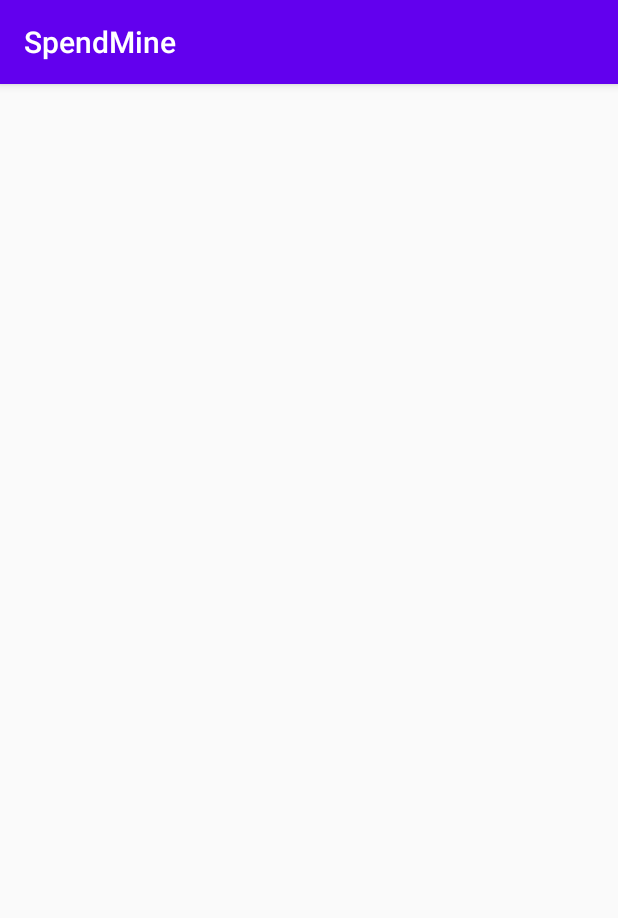
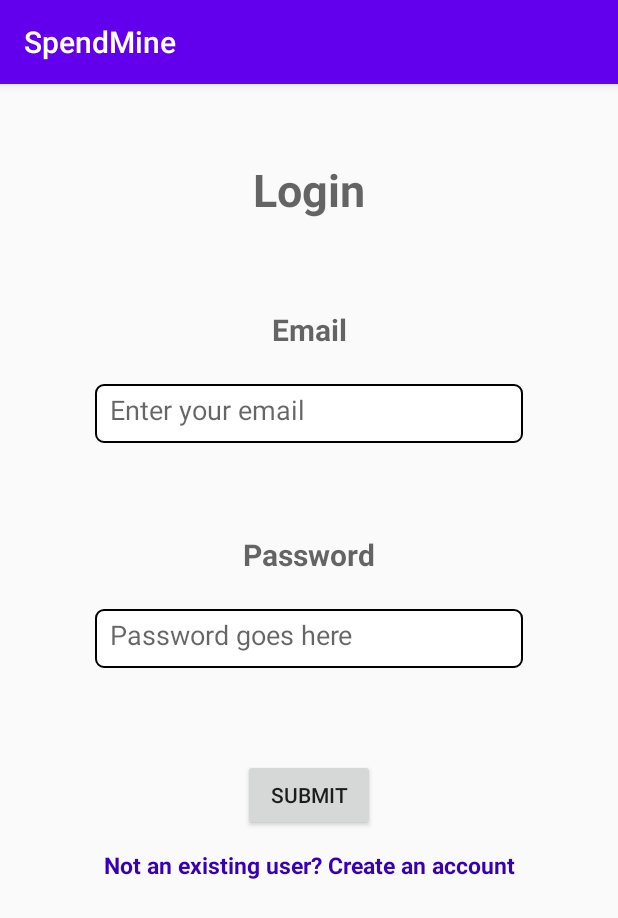
Before and after one commit to Manish-M2018/SpendMine, an Android app: the screen it shows after launch (Login), on a phone screen of 412 x 824 dp. Shown: the top 918 px of the screen. Run offline under Robolectric (Android 15) with nearby library versions, the phone set to English and light mode, and no system bars; our stand-ins replace Firebase (no records; nobody signed in at launch, a user with empty details on screens opened directly).

Commit message:
Add login

```diff
--- a/app/build.gradle
+++ b/app/build.gradle
@@ -1,4 +1,5 @@
 apply plugin: 'com.android.application'
+apply plugin: 'com.google.gms.google-services'
 
 android {
     compileSdkVersion 29
@@ -31,4 +32,10 @@ dependencies {
     testImplementation 'junit:junit:4.12'
     androidTestImplementation 'androidx.test.ext:junit:1.1.2'
     androidTestImplementation 'androidx.test.espresso:espresso-core:3.3.0'
+
+    implementation platform('com.google.firebase:firebase-bom:26.3.0')
+    implementation 'com.google.firebase:firebase-analytics'
+    implementation 'com.google.firebase:firebase-core:17.0.0'
+    implementation 'com.google.firebase:firebase-auth:18.1.0'
+    implementation 'com.google.firebase:firebase-firestore:20.2.0'
 }
--- a/app/src/main/AndroidManifest.xml
+++ b/app/src/main/AndroidManifest.xml
@@ -9,7 +9,8 @@
         android:roundIcon="@mipmap/ic_launcher_round"
         android:supportsRtl="true"
         android:theme="@style/AppTheme">
-        <activity android:name=".Login"></activity>
+        <activity android:name=".Signup"></activity>
+        <activity android:name=".Login" />
         <activity android:name=".MainActivity">
             <intent-filter>
                 <action android:name="android.intent.action.MAIN" />
--- a/app/src/main/java/com/example/spendmine/Login.java
+++ b/app/src/main/java/com/example/spendmine/Login.java
@@ -1,14 +1,98 @@
 package com.example.spendmine;
 
+import androidx.annotation.NonNull;
 import androidx.appcompat.app.AppCompatActivity;
 
+import android.content.Intent;
 import android.os.Bundle;
+import android.util.Log;
+import android.view.View;
+import android.widget.Button;
+import android.widget.EditText;
+import android.widget.TextView;
+import android.widget.Toast;
+
+import com.google.android.gms.tasks.OnCompleteListener;
+import com.google.android.gms.tasks.Task;
+import com.google.firebase.auth.AuthResult;
+import com.google.firebase.auth.FirebaseAuth;
+import com.google.firebase.auth.FirebaseUser;
 
 public class Login extends AppCompatActivity {
+    Button submit;
+    EditText et_email, et_pass;
+    String email,pass;
+    TextView signup;
+
+    private FirebaseAuth mAuth;
+
+    @Override
+    public void onStart() {
+        super.onStart();
+        // Check if user is signed in (non-null) and update UI accordingly.
+        FirebaseUser currentUser = mAuth.getCurrentUser();
+        if(currentUser != null){
+            Intent mainIntent = new Intent(Login.this, Login.class);
+            Login.this.startActivity(mainIntent);
+        }
+    }
 
     @Override
     protected void onCreate(Bundle savedInstanceState) {
         super.onCreate(savedInstanceState);
         setContentView(R.layout.activity_login);
+
+        // Initialize Firebase Auth
+        mAuth = FirebaseAuth.getInstance();
+
+        et_email = findViewById(R.id.email);
+        et_pass = findViewById(R.id.pass);
+        signup = findViewById(R.id.signup);
+
+        email = et_email.toString();
+        pass = et_pass.toString();
+
+
+        submit = findViewById(R.id.btn_submit);
+
+        signup.setOnClickListener(new View.OnClickListener() {
+            @Override
+            public void onClick(View view) {
+                //Go to signup activity
+            }
+        });
+
+
+        submit.setOnClickListener(new View.OnClickListener() {
+            @Override
+            public void onClick(View view) {
+                login();
+            }
+        });
+
+
+
     }
+
+    void login() {
+        mAuth.signInWithEmailAndPassword(email, pass)
+                .addOnCompleteListener(this, new OnCompleteListener<AuthResult>() {
+                    @Override
+                    public void onComplete(@NonNull Task<AuthResult> task) {
+                        if (task.isSuccessful()) {
+                            // Sign in success
+                            Log.d("signin", "signInWithEmail:success");
+                            FirebaseUser user = mAuth.getCurrentUser();
+
+                        } else {
+                            // If sign in fails, display a message to the user.
+                            Log.w("signin failed", "signInWithEmail:failure", task.getException());
+                            Toast.makeText(Login.this, "Authentication failed.",
+                                    Toast.LENGTH_SHORT).show();
+                        }
+                    }
+                });
+    }
+
+
 }
--- /dev/null
+++ b/app/src/main/java/com/example/spendmine/Signup.java
@@ -0,0 +1,14 @@
+package com.example.spendmine;
+
+import androidx.appcompat.app.AppCompatActivity;
+
+import android.os.Bundle;
+
+public class Signup extends AppCompatActivity {
+
+    @Override
+    protected void onCreate(Bundle savedInstanceState) {
+        super.onCreate(savedInstanceState);
+        setContentView(R.layout.activity_signup);
+    }
+}
--- /dev/null
+++ b/app/src/main/res/drawable/rectangle.xml
@@ -0,0 +1,11 @@
+<?xml version="1.0" encoding="utf-8"?>
+<shape xmlns:android="http://schemas.android.com/apk/res/android"
+    android:shape="rectangle" android:padding="10dp">
+    <solid android:color="#FFFFFF"/>
+    <corners
+        android:bottomRightRadius="5dp"
+        android:bottomLeftRadius="5dp"
+        android:topLeftRadius="5dp"
+        android:topRightRadius="5dp"/>
+    <stroke android:width="1dp" android:color="#000" />
+</shape>
--- a/app/src/main/res/layout/activity_login.xml
+++ b/app/src/main/res/layout/activity_login.xml
@@ -6,4 +6,96 @@
     android:layout_height="match_parent"
     tools:context=".Login">
 
+    <TextView
+        android:layout_width="wrap_content"
+        android:layout_height="wrap_content"
+        android:text="Login"
+        android:textSize="30sp"
+        android:textStyle="bold"
+        android:textAppearance="@style/TextAppearance.AppCompat.Medium"
+        android:layout_marginTop="50dp"
+        app:layout_constraintTop_toTopOf="parent"
+        app:layout_constraintLeft_toLeftOf="parent"
+        app:layout_constraintRight_toRightOf="parent"/>
+
+    <TextView
+        android:layout_width="wrap_content"
+        android:layout_height="wrap_content"
+        android:text="Email"
+        android:textSize="20sp"
+        android:textStyle="bold"
+        android:textAppearance="@style/TextAppearance.AppCompat.Medium"
+        android:layout_marginTop="150dp"
+        app:layout_constraintTop_toTopOf="parent"
+        app:layout_constraintLeft_toLeftOf="parent"
+        app:layout_constraintRight_toRightOf="parent"/>
+
+    <EditText
+        android:id="@+id/email"
+        android:layout_width="285dp"
+        android:layout_height="39dp"
+        android:layout_marginTop="200dp"
+        android:background="@drawable/rectangle"
+        android:layout_gravity="center"
+        android:ems="10"
+        android:hint="Enter your email"
+        android:inputType="textEmailAddress"
+        android:padding="10dp"
+        app:layout_constraintTop_toTopOf="parent"
+        app:layout_constraintLeft_toLeftOf="parent"
+        app:layout_constraintRight_toRightOf="parent"/>
+
+    <TextView
+        android:layout_width="wrap_content"
+        android:layout_height="wrap_content"
+        android:text="Password"
+        android:textSize="20sp"
+        android:textStyle="bold"
+        android:textAppearance="@style/TextAppearance.AppCompat.Medium"
+        android:layout_marginTop="300dp"
+        app:layout_constraintTop_toTopOf="parent"
+        app:layout_constraintLeft_toLeftOf="parent"
+        app:layout_constraintRight_toRightOf="parent"/>
+
+    <EditText
+        android:id="@+id/pass"
+        android:layout_width="285dp"
+        android:layout_height="39dp"
+        android:layout_marginTop="350dp"
+        android:background="@drawable/rectangle"
+        android:layout_gravity="center"
+        android:ems="10"
+        android:hint="Password goes here"
+        android:inputType="textPassword"
+        android:padding="10dp"
+        app:layout_constraintTop_toTopOf="parent"
+        app:layout_constraintLeft_toLeftOf="parent"
+        app:layout_constraintRight_toRightOf="parent"/>
+
+    <Button
+        android:id="@+id/btn_submit"
+        android:layout_width="wrap_content"
+        android:layout_height="wrap_content"
+        android:text="Submit"
+        android:padding="10dp"
+        android:layout_marginTop="450dp"
+        app:layout_constraintTop_toTopOf="parent"
+        app:layout_constraintLeft_toLeftOf="parent"
+        app:layout_constraintRight_toRightOf="parent"/>
+
+    <TextView
+        android:id="@+id/signup"
+        android:layout_width="wrap_content"
+        android:layout_height="wrap_content"
+        android:text="Not an existing user? Create an account"
+        android:textSize="15sp"
+        android:textStyle="bold"
+        android:textColor="@color/colorPrimaryDark"
+        android:textAppearance="@style/TextAppearance.AppCompat.Medium"
+        android:layout_marginTop="510dp"
+        app:layout_constraintTop_toTopOf="parent"
+        app:layout_constraintLeft_toLeftOf="parent"
+        app:layout_constraintRight_toRightOf="parent"/>
+
+
 </androidx.constraintlayout.widget.ConstraintLayout>
--- /dev/null
+++ b/app/src/main/res/layout/activity_signup.xml
@@ -0,0 +1,9 @@
+<?xml version="1.0" encoding="utf-8"?>
+<androidx.constraintlayout.widget.ConstraintLayout xmlns:android="http://schemas.android.com/apk/res/android"
+    xmlns:app="http://schemas.android.com/apk/res-auto"
+    xmlns:tools="http://schemas.android.com/tools"
+    android:layout_width="match_parent"
+    android:layout_height="match_parent"
+    tools:context=".Signup">
+
+</androidx.constraintlayout.widget.ConstraintLayout>
--- a/build.gradle
+++ b/build.gradle
@@ -9,6 +9,7 @@ buildscript {
     }
     dependencies {
         classpath 'com.android.tools.build:gradle:3.6.1'
+        classpath 'com.google.gms:google-services:4.3.4'
 
 
         // NOTE: Do not place your application dependencies here; they belong
```
Also changed, not shown: 1 other file.
